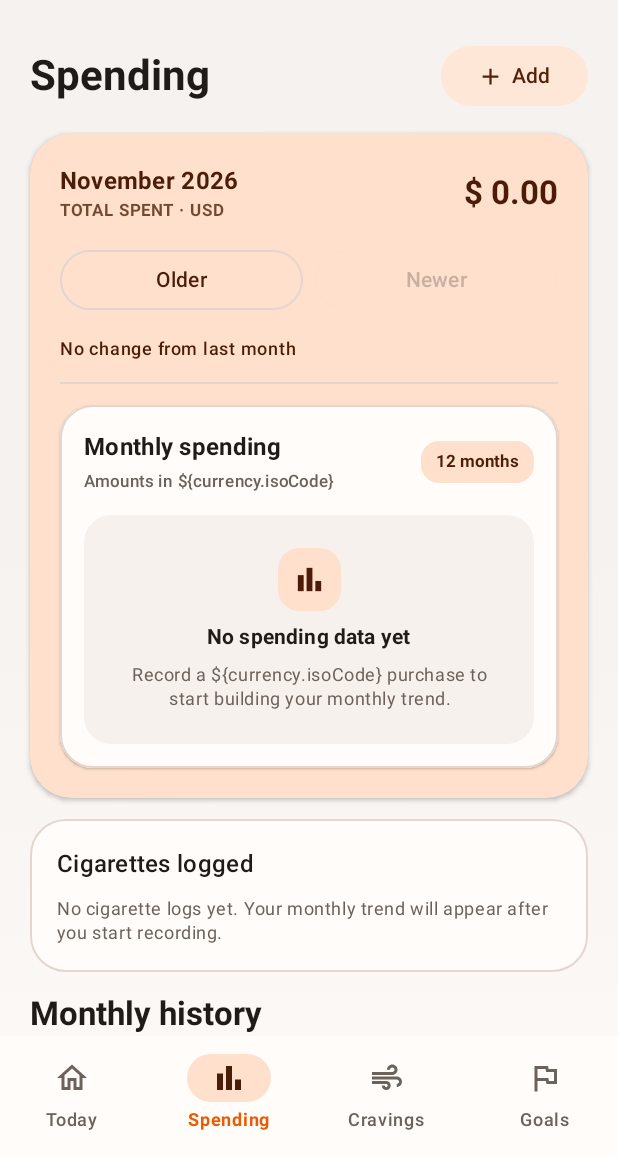
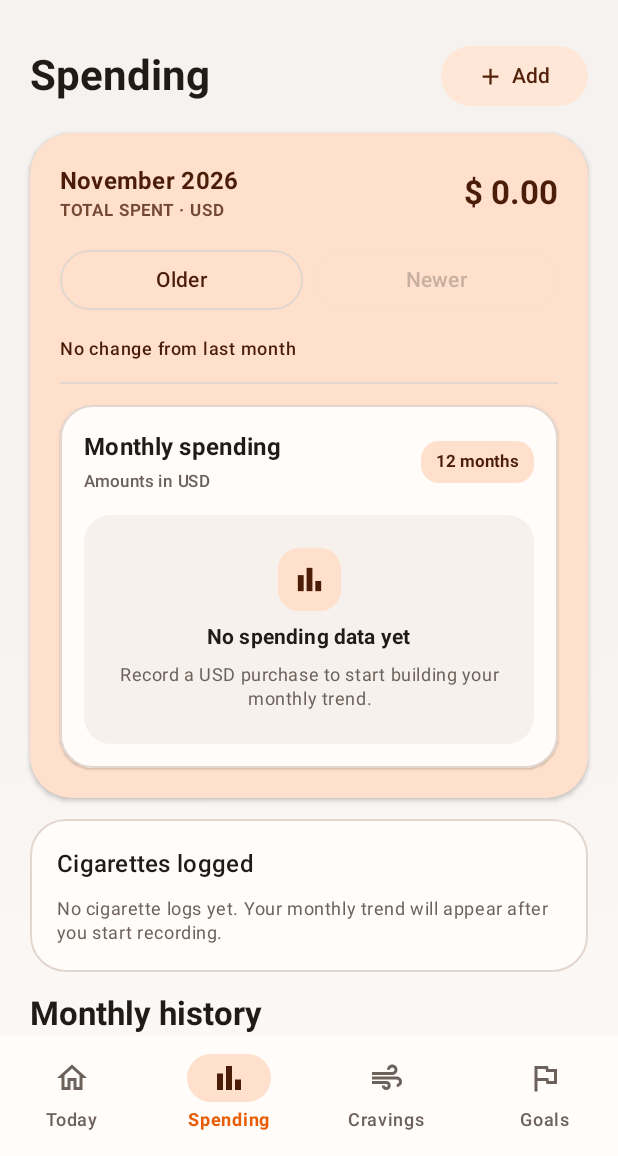
Before and after one commit to amirmalik798/breath-easy, an Android app built with Jetpack Compose: the screen it shows after launch (MainActivity), item 2 of the bottom bar chosen, on a phone screen of 412 x 824 dp, the part 80-1236 px from its top. Run offline under Robolectric (Android 15) with nearby library versions, the phone set to English and light mode, and no system bars.

Commit message:
Fix spending chart currency labels

```diff
--- a/app/src/main/java/com/amirmalik/breatheasy/ui/components/Charts.kt
+++ b/app/src/main/java/com/amirmalik/breatheasy/ui/components/Charts.kt
@@ -86,7 +86,7 @@ fun MonthlySpendingChart(
                         color = MaterialTheme.colorScheme.onSurface,
                     )
                     Text(
-                        "Amounts in \${currency.isoCode}",
+                        "Amounts in ${currency.isoCode}",
                         style = MaterialTheme.typography.labelSmall,
                         color = muted,
                     )
@@ -134,7 +134,7 @@ fun MonthlySpendingChart(
                         color = MaterialTheme.colorScheme.onSurface,
                     )
                     Text(
-                        "Record a \${currency.isoCode} purchase to start building your monthly trend.",
+                        "Record a ${currency.isoCode} purchase to start building your monthly trend.",
                         style = MaterialTheme.typography.bodySmall,
                         color = muted,
                         textAlign = TextAlign.Center,
```
